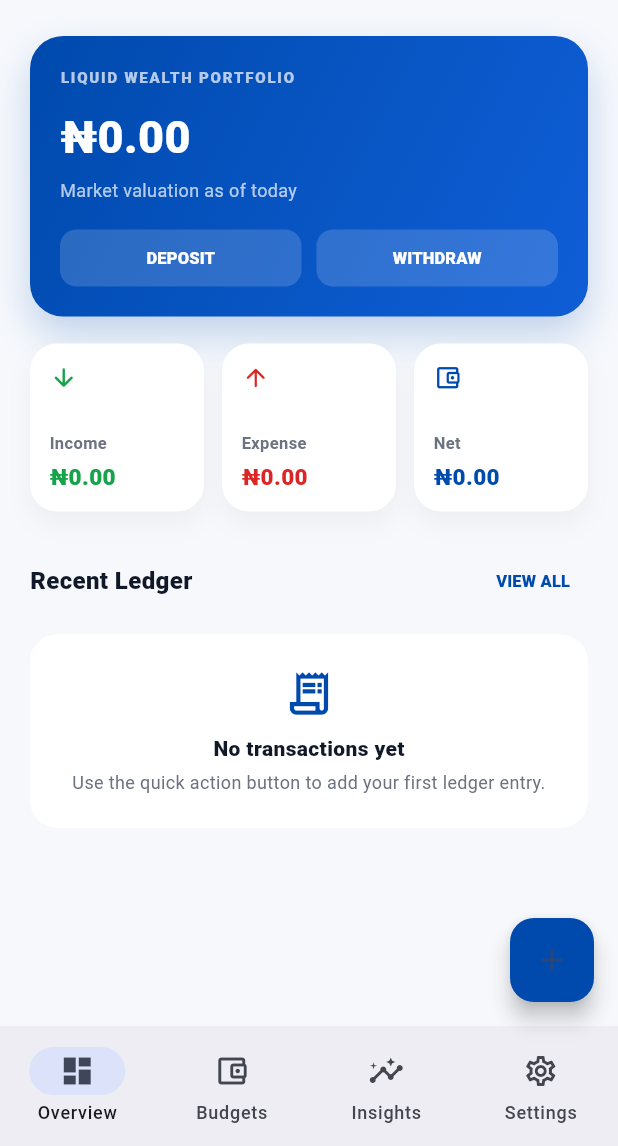
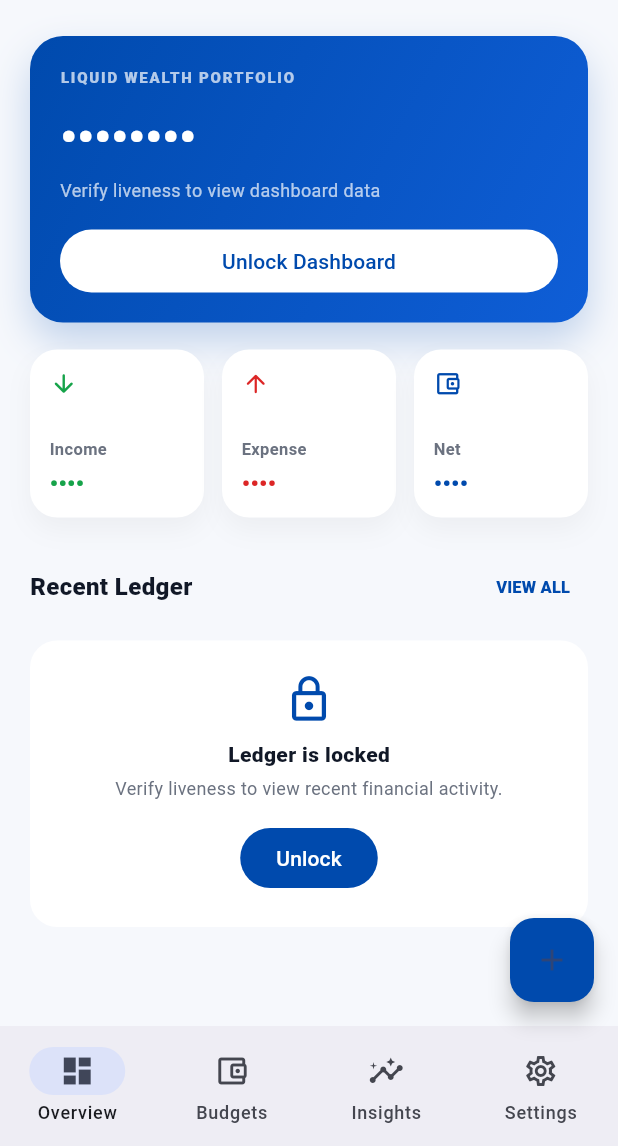
Before and after one commit to sudo-melanin/hng-stage-2-sovereign-ledger, a Flutter app: the screen it shows after launch, on a phone screen of 412 x 824 dp, the part 90-1236 px from its top. Run offline on Flutter 3.47's test engine with Material 3 defaults, Android fonts, the phone set to English and light mode, and no system bars; our stand-ins replace camera, fl_chart, hive, hive_flutter; missing offline and left inert: facial_liveness_verification; accounts and stored records are empty.

Commit message:
feat: add session-based liveness protection for sensitive finance views

```diff
--- a/lib/features/overview/screens/overview_screen.dart
+++ b/lib/features/overview/screens/overview_screen.dart
@@ -3,7 +3,9 @@ import 'package:provider/provider.dart';
 import 'package:sovereign_ledger/core/constants/app_colors.dart';
 import 'package:sovereign_ledger/core/enums/transaction_type.dart';
 import 'package:sovereign_ledger/core/utils/currency_formatter.dart';
+import 'package:sovereign_ledger/core/utils/security_guard.dart';
 import 'package:sovereign_ledger/data/models/transaction_model.dart';
+import 'package:sovereign_ledger/providers/security_provider.dart';
 import 'package:sovereign_ledger/providers/transaction_provider.dart';
 
 class OverviewScreen extends StatelessWidget {
@@ -11,20 +13,24 @@ class OverviewScreen extends StatelessWidget {
 
   @override
   Widget build(BuildContext context) {
-    return const SingleChildScrollView(
-      padding: EdgeInsets.fromLTRB(20, 18, 20, 110),
+    final isUnlocked = context.select<SecurityProvider, bool>(
+      (provider) => provider.isUnlocked,
+    );
+
+    return SingleChildScrollView(
+      padding: const EdgeInsets.fromLTRB(20, 18, 20, 110),
       child: Column(
         crossAxisAlignment: CrossAxisAlignment.start,
         children: [
-          _Header(),
-          SizedBox(height: 18),
-          _BalanceCard(),
-          SizedBox(height: 18),
-          _SummaryRow(),
-          SizedBox(height: 22),
-          _SectionTitle(title: 'Recent Ledger', actionText: 'View All'),
-          SizedBox(height: 12),
-          _RecentLedgerList(),
+          const _Header(),
+          const SizedBox(height: 18),
+          _BalanceCard(isUnlocked: isUnlocked),
+          const SizedBox(height: 18),
+          _SummaryRow(isUnlocked: isUnlocked),
+          const SizedBox(height: 22),
+          const _SectionTitle(title: 'Recent Ledger', actionText: 'View All'),
+          const SizedBox(height: 12),
+          if (isUnlocked) const _RecentLedgerList() else const _LockedLedgerState(),
         ],
       ),
     );
@@ -68,7 +74,11 @@ class _Header extends StatelessWidget {
 }
 
 class _BalanceCard extends StatelessWidget {
-  const _BalanceCard();
+  final bool isUnlocked;
+
+  const _BalanceCard({
+    required this.isUnlocked,
+  });
 
   @override
   Widget build(BuildContext context) {
@@ -113,16 +123,20 @@ class _BalanceCard extends StatelessWidget {
           ),
           const SizedBox(height: 12),
           Text(
-            CurrencyFormatter.format(balance),
+            isUnlocked ? CurrencyFormatter.format(balance) : '••••••••',
             style: TextStyle(
-              color: isNegative ? const Color(0xFFFFD1D1) : Colors.white,
+              color: isUnlocked && isNegative
+                  ? const Color(0xFFFFD1D1)
+                  : Colors.white,
               fontSize: 30,
               fontWeight: FontWeight.w900,
             ),
           ),
           const SizedBox(height: 5),
           Text(
-            isNegative
+            !isUnlocked
+                ? 'Verify liveness to view dashboard data'
+                : isNegative
                     ? 'Balance is currently below zero'
                     : 'Market valuation as of today',
             style: const TextStyle(
@@ -131,6 +145,22 @@ class _BalanceCard extends StatelessWidget {
             ),
           ),
           const SizedBox(height: 18),
+          if (!isUnlocked)
+            SizedBox(
+              width: double.infinity,
+              height: 42,
+              child: FilledButton(
+                style: FilledButton.styleFrom(
+                  backgroundColor: Colors.white,
+                  foregroundColor: AppColors.primary,
+                ),
+                onPressed: () async {
+                  await ensureSecurityUnlocked(context);
+                },
+                child: const Text('Unlock Dashboard'),
+              ),
+            )
+          else
             Row(
               children: [
                 _BalanceActionButton(
@@ -187,7 +217,11 @@ class _BalanceActionButton extends StatelessWidget {
 }
 
 class _SummaryRow extends StatelessWidget {
-  const _SummaryRow();
+  final bool isUnlocked;
+
+  const _SummaryRow({
+    required this.isUnlocked,
+  });
 
   @override
   Widget build(BuildContext context) {
@@ -208,7 +242,7 @@ class _SummaryRow extends StatelessWidget {
         Expanded(
           child: _SummaryCard(
             title: 'Income',
-            value: CurrencyFormatter.format(totalIncome),
+            value: isUnlocked ? CurrencyFormatter.format(totalIncome) : '••••',
             icon: Icons.arrow_downward_rounded,
             color: AppColors.income,
           ),
@@ -217,7 +251,7 @@ class _SummaryRow extends StatelessWidget {
         Expanded(
           child: _SummaryCard(
             title: 'Expense',
-            value: CurrencyFormatter.format(totalExpense),
+            value: isUnlocked ? CurrencyFormatter.format(totalExpense) : '••••',
             icon: Icons.arrow_upward_rounded,
             color: AppColors.expense,
           ),
@@ -226,9 +260,9 @@ class _SummaryRow extends StatelessWidget {
         Expanded(
           child: _SummaryCard(
             title: 'Net',
-            value: CurrencyFormatter.format(balance),
+            value: isUnlocked ? CurrencyFormatter.format(balance) : '••••',
             icon: Icons.account_balance_wallet_outlined,
-            color: balance < 0 ? AppColors.expense : AppColors.primary,
+            color: isUnlocked && balance < 0 ? AppColors.expense : AppColors.primary,
           ),
         ),
       ],
@@ -330,6 +364,55 @@ class _SectionTitle extends StatelessWidget {
           ),
         ),
       ],
+    );
+  }
+}
+
+class _LockedLedgerState extends StatelessWidget {
+  const _LockedLedgerState();
+
+  @override
+  Widget build(BuildContext context) {
+    return Container(
+      width: double.infinity,
+      padding: const EdgeInsets.all(22),
+      decoration: BoxDecoration(
+        color: AppColors.card,
+        borderRadius: BorderRadius.circular(18),
+      ),
+      child: Column(
+        children: [
+          const Icon(
+            Icons.lock_outline,
+            color: AppColors.primary,
+            size: 34,
+          ),
+          const SizedBox(height: 10),
+          const Text(
+            'Ledger is locked',
+            style: TextStyle(
+              fontWeight: FontWeight.w900,
+              color: AppColors.darkText,
+            ),
+          ),
+          const SizedBox(height: 4),
+          const Text(
+            'Verify liveness to view recent financial activity.',
+            textAlign: TextAlign.center,
+            style: TextStyle(
+              color: AppColors.mutedText,
+              fontSize: 12,
+            ),
+          ),
+          const SizedBox(height: 14),
+          FilledButton(
+            onPressed: () async {
+              await ensureSecurityUnlocked(context);
+            },
+            child: const Text('Unlock'),
+          ),
+        ],
+      ),
     );
   }
 }
--- a/lib/main.dart
+++ b/lib/main.dart
@@ -9,6 +9,7 @@ import 'package:sovereign_ledger/providers/transaction_provider.dart';
 import 'package:sovereign_ledger/data/repositories/budget_repository.dart';
 import 'package:sovereign_ledger/providers/budget_provider.dart';
 import 'package:sovereign_ledger/providers/insights_provider.dart';
+import 'package:sovereign_ledger/providers/security_provider.dart';
 
 Future<void> main() async {
   await HiveService.init();
@@ -37,6 +38,9 @@ class SovereignLedgerApp extends StatelessWidget {
             CategoryRepository(),
           )..loadInsights(),
         ),
+        ChangeNotifierProvider(
+          create: (_) => SecurityProvider(),
+        ),
       ],
       child: MaterialApp(
         title: 'Sovereign Ledger',
--- /dev/null
+++ b/lib/providers/security_provider.dart
@@ -0,0 +1,19 @@
+import 'package:flutter/foundation.dart';
+
+/// Holds the current in-app security session state.
+/// Unlock is intentionally session-only and resets when the app restarts.
+class SecurityProvider extends ChangeNotifier {
+  bool _isUnlocked = false;
+
+  bool get isUnlocked => _isUnlocked;
+
+  void unlockSession() {
+    _isUnlocked = true;
+    notifyListeners();
+  }
+
+  void lockSession() {
+    _isUnlocked = false;
+    notifyListeners();
+  }
+}
--- a/pubspec.yaml
+++ b/pubspec.yaml
@@ -38,6 +38,7 @@ dependencies:
   fl_chart: ^1.2.0
   path_provider: ^2.1.5
   csv: ^6.0.0
+  camera: ^0.11.2
 
   facial_liveness_verification: ^2.1.0
 
```
Also changed, not shown: lib/core/routes/app_shell.dart (+7 -1 lines), lib/core/utils/security_guard.dart (added, +26 -0 lines), lib/features/security/screens/liveness_verification_screen.dart (added, +258 -0 lines), pubspec.lock, 1 other file. Lines whose indentation alone changed are shown as unchanged.
